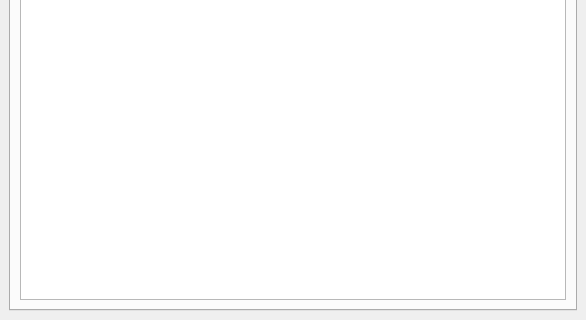
The window that src/windows/MainWindow.ui (relative/customspotify) describes before a commit, drawn with Qt 5; both pictures show x 0 to 586 and y 196 to 516 of the 586 by 516 pixel window.
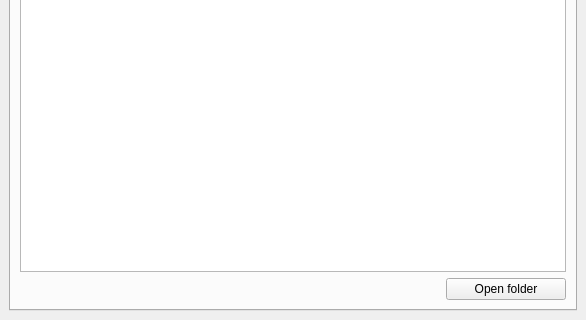
The same window after the commit. The open tabs and pages were chosen to show the change. Icons and pictures are not drawn.

Commit message: feat(gui): open scripts folder button

Patch:
```diff
--- a/src/windows/MainWindow.ui
+++ b/src/windows/MainWindow.ui
@@ -49,10 +49,30 @@
        <attribute name="title">
         <string>Scripts</string>
        </attribute>
-       <layout class="QGridLayout" name="gridLayout_4">
-        <item row="0" column="0">
+       <layout class="QFormLayout" name="formLayout">
+        <item row="0" column="0" colspan="2">
          <widget class="QListWidget" name="lstScripts"/>
         </item>
+        <item row="1" column="1">
+         <widget class="QPushButton" name="btnScriptsFolder">
+          <property name="text">
+           <string>Open folder</string>
+          </property>
+         </widget>
+        </item>
+        <item row="1" column="0">
+         <spacer name="horizontalSpacer">
+          <property name="orientation">
+           <enum>Qt::Horizontal</enum>
+          </property>
+          <property name="sizeHint" stdset="0">
+           <size>
+            <width>420</width>
+            <height>20</height>
+           </size>
+          </property>
+         </spacer>
+        </item>
        </layout>
       </widget>
       <widget class="QWidget" name="tabThemes">
```
The commit also changes 2 other files.
